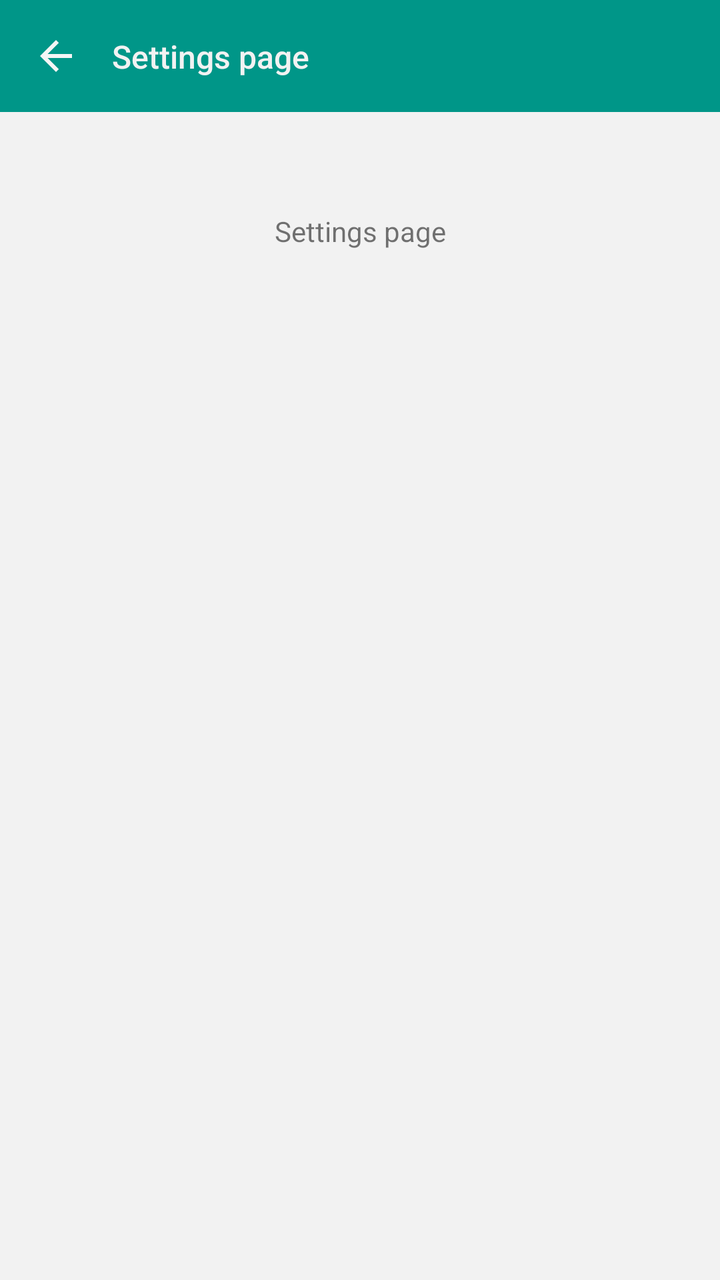
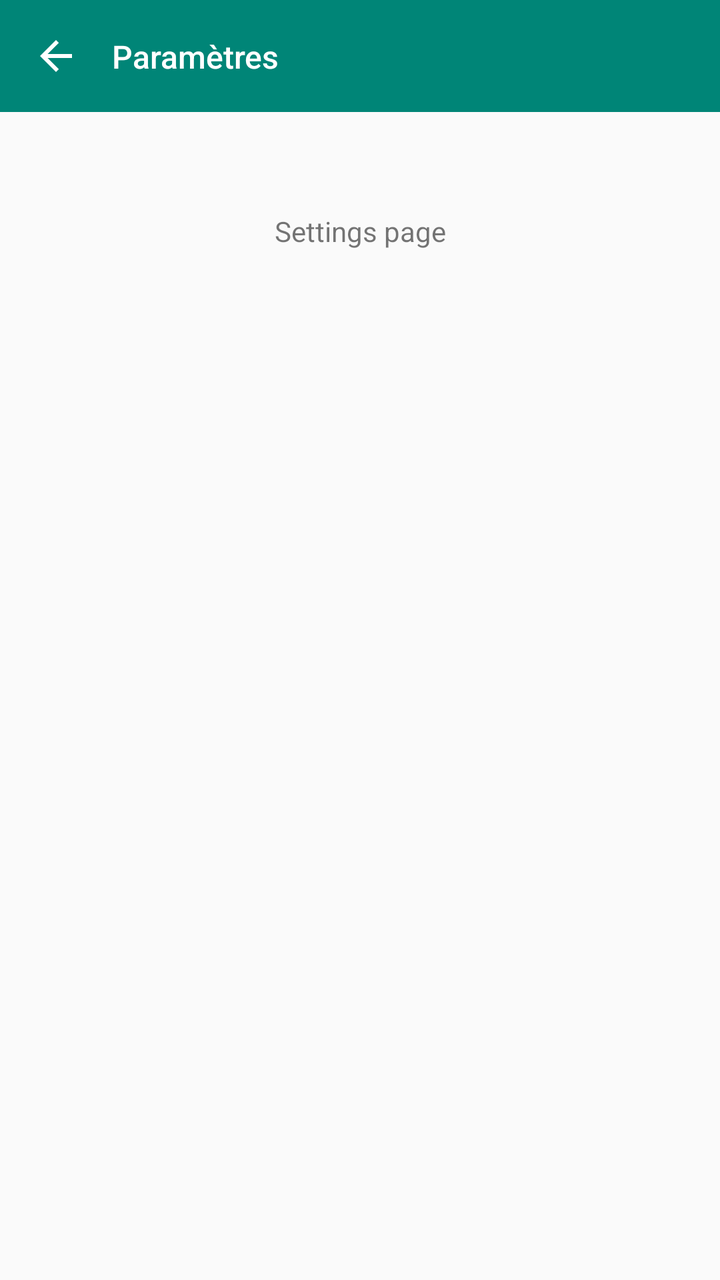

An Android layout rendered at two revisions. The XML below is the earlier revision; the diff shows what the commit changed to produce the second picture.
<!-- AndroidManifest.xml: application theme AppTheme -->
<!-- res/layout/activity_settings.xml -->
<?xml version="1.0" encoding="utf-8"?>
<android.support.constraint.ConstraintLayout xmlns:android="http://schemas.android.com/apk/res/android"
    xmlns:app="http://schemas.android.com/apk/res-auto"
    android:layout_width="match_parent"
    android:layout_height="match_parent"
    android:background="@color/grid_background"
    android:fitsSystemWindows="true"
    android:orientation="vertical">

    <include
        android:id="@+id/settings"
        layout="@layout/toolbar_settings"></include>

    <TextView
        android:layout_width="wrap_content"
        android:layout_height="wrap_content"
        android:layout_marginTop="50dp"
        android:text="Settings page"
        app:layout_constraintEnd_toEndOf="parent"
        app:layout_constraintStart_toStartOf="parent"
        app:layout_constraintTop_toBottomOf="@+id/settings" />

</android.support.constraint.ConstraintLayout>
<!-- res/layout/toolbar_settings.xml (included above) -->
<android.support.v7.widget.Toolbar xmlns:android="http://schemas.android.com/apk/res/android"
    xmlns:app="http://schemas.android.com/apk/res-auto"
    android:id="@+id/toolbar_information"
    android:layout_width="match_parent"
    android:layout_height="wrap_content"
    android:background="@color/ColorBGToolbar"
    android:minHeight="?android:attr/actionBarSize"
    app:contentInsetEnd="0dp"
    app:contentInsetLeft="0dp"
    app:contentInsetRight="0dp"
    app:contentInsetStart="0dp">

    <android.support.constraint.ConstraintLayout
        android:layout_width="match_parent"
        android:layout_height="match_parent">

        <ImageButton
            android:id="@+id/btn_back_settings"
            style="@style/Widget.AppCompat.ActionButton"
            android:layout_width="?android:attr/actionBarSize"
            android:layout_height="?android:attr/actionBarSize"
            android:contentDescription="@string/AccessibilityIconBack"
            android:src="@drawable/ic_arrow"
            app:layout_constraintBottom_toBottomOf="parent"
            app:layout_constraintLeft_toLeftOf="parent"
            app:layout_constraintStart_toStartOf="parent"
            app:layout_constraintTop_toTopOf="parent" />


        <TextView
            android:id="@+id/toolbar_information_title"
            style="@style/TextAppearance.AppCompat.Widget.ActionBar.Title.Inverse"
            android:layout_width="wrap_content"
            android:layout_height="wrap_content"
            android:ellipsize="end"
            android:maxLines="1"
            android:text="Settings page"
            android:textColor="@color/grid_background"
            android:textSize="16sp"
            app:layout_constraintBottom_toBottomOf="parent"
            app:layout_constraintStart_toEndOf="@+id/btn_back_settings"
            app:layout_constraintTop_toTopOf="parent" />


    </android.support.constraint.ConstraintLayout>

</android.support.v7.widget.Toolbar>
<!-- resources referenced by this layout -->
<resources>
  <color name="ColorBGToolbar">#009688</color>
  <color name="grid_background">#F2F2F2</color>
  <!-- drawable ic_arrow (drawable) -->
  <vector android:height="24dp" android:tint="#F5F5F5"
      android:viewportHeight="24.0" android:viewportWidth="24.0"
      android:width="24dp" xmlns:android="http://schemas.android.com/apk/res/android">
      <path android:fillColor="#FF000000" android:pathData="M20,11H7.83l5.59,-5.59L12,4l-8,8 8,8 1.41,-1.41L7.83,13H20v-2z"/>
  </vector>
  <string name="AccessibilityIconBack">Icon retour</string>
  <style name="AppTheme" parent="Theme.AppCompat.Light.NoActionBar">
          <item name="colorPrimary">@color/colorPrimary</item>
          <item name="colorPrimaryDark">@color/colorPrimaryDark</item>
          <item name="colorAccent">@color/colorAccent</item>
          <item name="android:windowActionBar">false</item>
          <item name="android:windowNoTitle">true</item>
          <item name="android:colorEdgeEffect">@color/colorPrimary</item>
      </style>
  <color name="colorPrimary">#054D44</color>
  <color name="colorPrimaryDark">#00796B</color>
  <color name="colorAccent">#009688</color>
</resources>

<!-- the commit's change to res/layout/activity_settings.xml (unified diff, before → after) -->
@@ -3,7 +3,6 @@
     xmlns:app="http://schemas.android.com/apk/res-auto"
     android:layout_width="match_parent"
     android:layout_height="match_parent"
-    android:background="@color/grid_background"
     android:fitsSystemWindows="true"
     android:orientation="vertical">
 
@@ -27,7 +26,7 @@
     android:id="@+id/toolbar_information"
     android:layout_width="match_parent"
     android:layout_height="wrap_content"
-    android:background="@color/ColorBGToolbar"
+    android:background="@color/colorPrimary"
     android:minHeight="?android:attr/actionBarSize"
     app:contentInsetEnd="0dp"
     app:contentInsetLeft="0dp"
@@ -58,8 +57,8 @@
             android:layout_height="wrap_content"
             android:ellipsize="end"
             android:maxLines="1"
-            android:text="Settings page"
-            android:textColor="@color/grid_background"
+            android:text="Paramètres"
+            android:textColor="@color/colorPrimaryText"
             android:textSize="16sp"
             app:layout_constraintBottom_toBottomOf="parent"
             app:layout_constraintStart_toEndOf="@+id/btn_back_settings"
<!-- resource entries referenced after the edit -->
@@ -1,24 +1,20 @@
 <!-- resources referenced by this layout -->
 <resources>
-  <color name="ColorBGToolbar">#009688</color>
-  <color name="grid_background">#F2F2F2</color>
   <!-- drawable ic_arrow (drawable) -->
-  <vector android:height="24dp" android:tint="#F5F5F5"
-      android:viewportHeight="24.0" android:viewportWidth="24.0"
-      android:width="24dp" xmlns:android="http://schemas.android.com/apk/res/android">
+  <vector android:autoMirrored="true" android:height="24dp"
+      android:tint="#FFFFFF" android:viewportHeight="24.0"
+      android:viewportWidth="24.0" android:width="24dp" xmlns:android="http://schemas.android.com/apk/res/android">
       <path android:fillColor="#FF000000" android:pathData="M20,11H7.83l5.59,-5.59L12,4l-8,8 8,8 1.41,-1.41L7.83,13H20v-2z"/>
   </vector>
   <string name="AccessibilityIconBack">Icon retour</string>
-  <style name="AppTheme" parent="Theme.AppCompat.Light.NoActionBar">
+  <style name="AppTheme" parent="Theme.AppCompat.DayNight.NoActionBar">
           <item name="colorPrimary">@color/colorPrimary</item>
           <item name="colorPrimaryDark">@color/colorPrimaryDark</item>
           <item name="colorAccent">@color/colorAccent</item>
-          <item name="android:windowActionBar">false</item>
-          <item name="android:windowNoTitle">true</item>
-          <item name="android:colorEdgeEffect">@color/colorPrimary</item>
       </style>
-  <color name="colorPrimary">#054D44</color>
-  <color name="colorPrimaryDark">#00796B</color>
-  <color name="colorAccent">#009688</color>
+  <color name="colorPrimary">#008577</color>
+  <color name="colorPrimaryText">#FFFFFF</color>
+  <color name="colorPrimaryDark">#00574B</color>
+  <color name="colorAccent">#D81B60</color>
 </resources>
 
